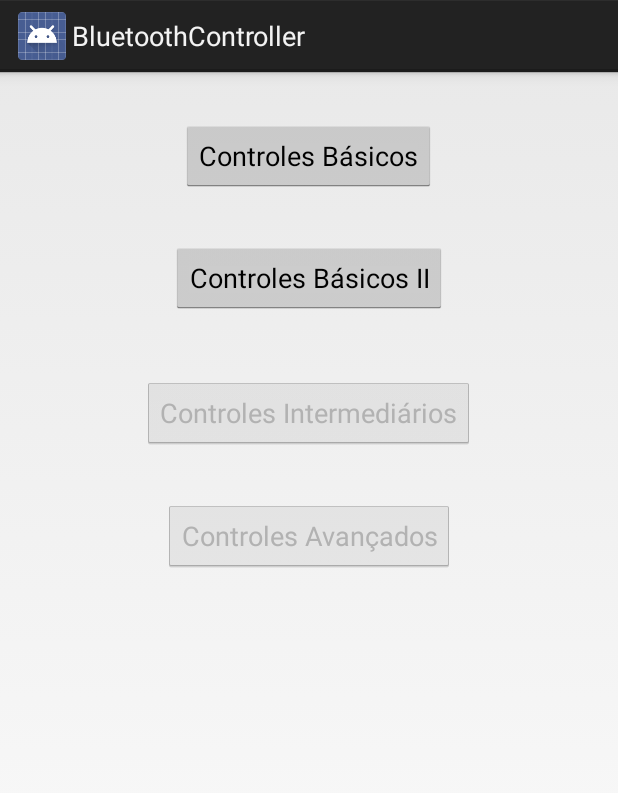
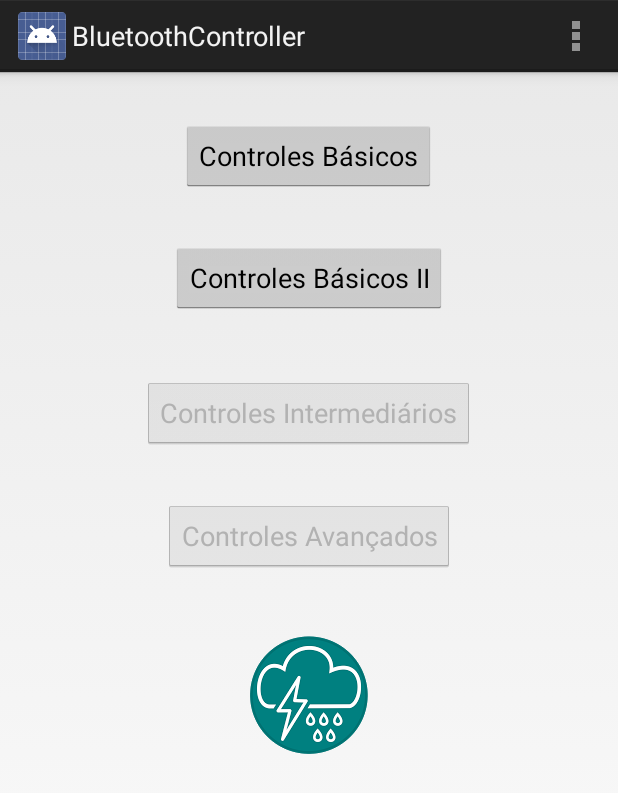
Before and after one commit to electronicdrops/RcCarController, an Android app: the screen it shows after launch (MainMenu), on a phone screen of 412 x 824 dp. Shown: the top 793 px of the screen. Run offline under Robolectric (Android 15) with nearby library versions, the phone set to English and light mode, and no system bars.

Commit message:
App na PlayStore

```diff
--- a/Android/BluetoothController/app/src/main/res/layout/main_menu.xml
+++ b/Android/BluetoothController/app/src/main/res/layout/main_menu.xml
@@ -42,4 +42,14 @@
         android:layout_below="@+id/button"
         android:layout_centerHorizontal="true"
         android:onClick="GotoBasicsTwo"/>
+
+    <ImageView
+        android:layout_width="wrap_content"
+        android:layout_height="wrap_content"
+        android:id="@+id/imageView"
+        android:src="@mipmap/electr"
+        android:onClick="vaiprogit"
+        android:layout_below="@+id/button3"
+        android:layout_centerHorizontal="true"
+        android:layout_marginTop="42dp" />
 </RelativeLayout>
--- /dev/null
+++ b/Android/BluetoothController/app/src/main/res/menu/about.xml
@@ -0,0 +1,7 @@
+<?xml version="1.0" encoding="utf-8"?>
+<menu xmlns:android="http://schemas.android.com/apk/res/android">
+
+    <item android:id="@+id/sobre"
+
+        android:title="Ajuda/Sobre" />
+</menu>
--- a/Android/BluetoothController/app/src/main/res/menu/menu.xml
+++ b/Android/BluetoothController/app/src/main/res/menu/menu.xml
@@ -6,7 +6,7 @@
         />
     <item android:id="@+id/disconectar"
 
-        android:title="Disconectar" />
+        android:title="Desconectar" />
 
 
 </menu>
--- a/Android/BluetoothController/build.gradle
+++ b/Android/BluetoothController/build.gradle
@@ -17,7 +17,3 @@ allprojects {
         jcenter()
     }
 }
-
-task clean(type: Delete) {
-    delete rootProject.buildDir
-}
```
Also changed, not shown: Android/BluetoothController/app/src/main/java/bluecontrol/game/olivato/bluetoothcontroller/MainMenu.java (+52 -1 lines), Android/BluetoothController/app/src/main/res/mipmap-hdpi/electr.png (added), 7 other files.
